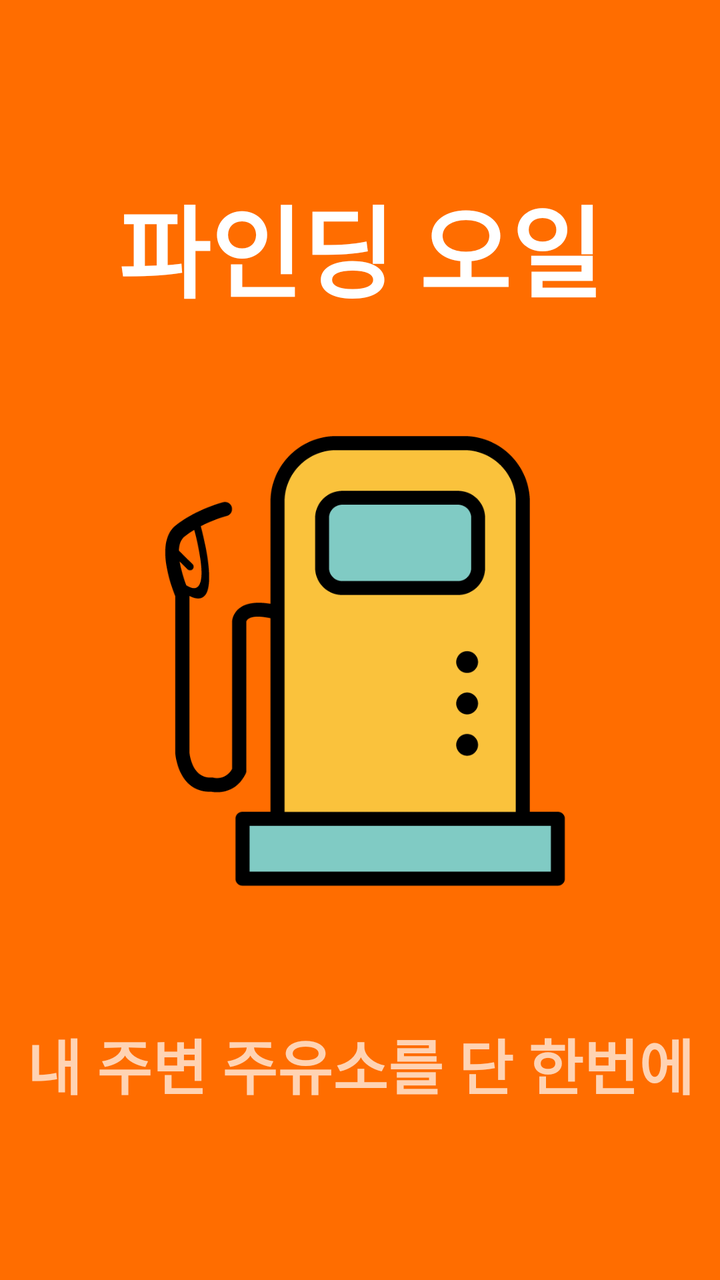
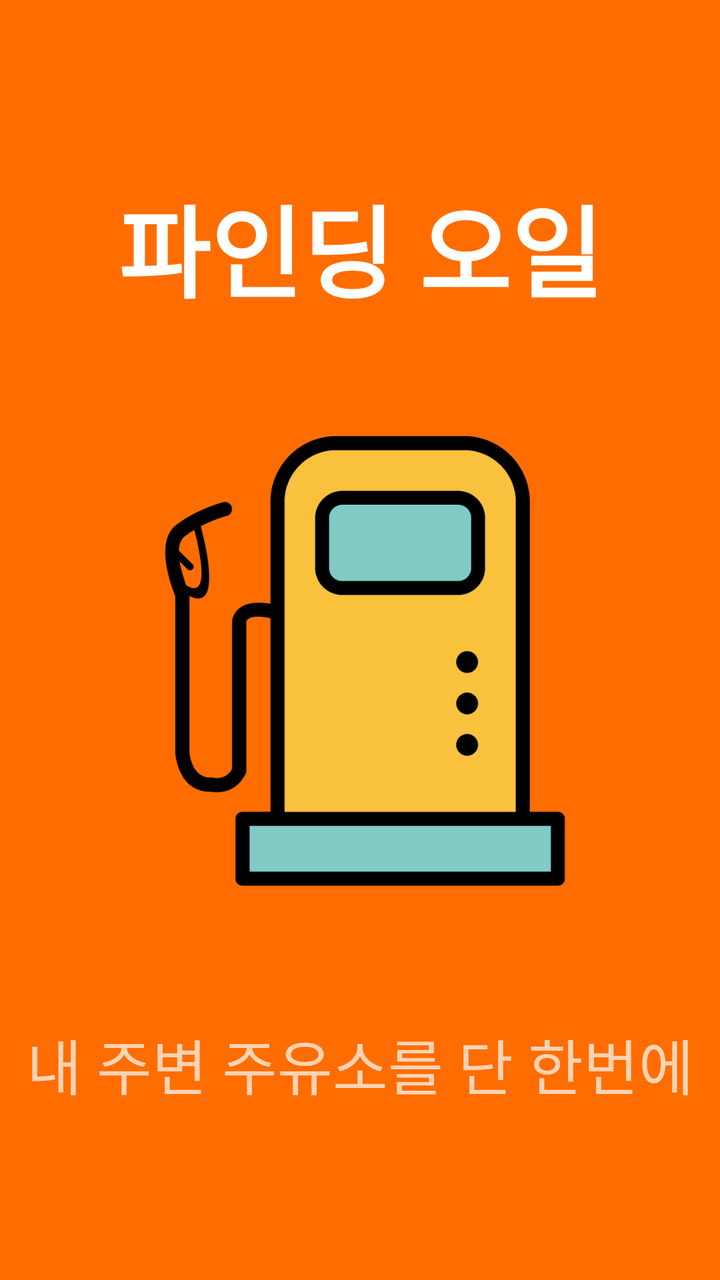

The first picture is an Android layout as it rendered before a commit; the second is the same layout after the commit. The layout source and the unified diff follow.
<!-- AndroidManifest.xml: application theme Theme.AppCompat.NoActionBar -->
<!-- res/layout/splash.xml -->
<?xml version="1.0" encoding="utf-8"?>
<androidx.constraintlayout.widget.ConstraintLayout xmlns:android="http://schemas.android.com/apk/res/android"
    xmlns:app="http://schemas.android.com/apk/res-auto"
    android:layout_width="match_parent"
    android:layout_height="match_parent"
    android:background="@color/app_background"
    android:orientation="vertical">

    <TextView
        android:id="@+id/textView2"
        android:layout_width="wrap_content"
        android:layout_height="wrap_content"
        android:layout_above="@id/imageView"
        android:layout_marginBottom="20dp"
        android:text="@string/app_title"
        android:textColor="#ffff"
        android:textSize="50sp"
        android:textStyle="bold"
        app:layout_constraintBottom_toTopOf="@+id/imageView"
        app:layout_constraintEnd_toEndOf="parent"
        app:layout_constraintStart_toStartOf="parent" />

    <TextView
        android:id="@+id/textView"
        android:layout_width="match_parent"
        android:layout_height="wrap_content"
        android:layout_below="@id/imageView"
        android:layout_marginTop="30dp"
        android:gravity="center"
        android:text="@string/splash_explain"
        android:textSize="30sp"
        android:textStyle="bold"
        app:layout_constraintEnd_toEndOf="parent"
        app:layout_constraintStart_toStartOf="parent"
        app:layout_constraintTop_toBottomOf="@+id/imageView" />

    <ImageView
        android:id="@+id/imageView"
        android:layout_width="match_parent"
        android:layout_height="300dp"
        android:layout_marginTop="20dp"
        app:layout_constraintBottom_toBottomOf="parent"
        app:layout_constraintEnd_toEndOf="parent"
        app:layout_constraintStart_toStartOf="parent"
        app:layout_constraintTop_toTopOf="parent"
        app:srcCompat="@drawable/oil_2" />


</androidx.constraintlayout.widget.ConstraintLayout>
<!-- resources referenced by this layout -->
<resources>
  <color name="app_background">#FF6D00</color>
  <!-- drawable oil_2: png bitmap (drawable, 16014 bytes) -->
  <string name="app_title">파인딩 오일</string>
  <string name="splash_explain">내 주변 주유소를 단 한번에</string>
</resources>

<!-- the commit's change to res/layout/splash.xml (unified diff, before → after) -->
@@ -3,47 +3,46 @@
     xmlns:app="http://schemas.android.com/apk/res-auto"
     android:layout_width="match_parent"
     android:layout_height="match_parent"
-    android:background="@color/app_background"
-    android:orientation="vertical">
+    android:background="@color/app_background">
 
     <TextView
-        android:id="@+id/textView2"
+        android:id="@+id/splash_title"
         android:layout_width="wrap_content"
         android:layout_height="wrap_content"
-        android:layout_above="@id/imageView"
+        android:layout_above="@id/splash_img"
         android:layout_marginBottom="20dp"
         android:text="@string/app_title"
-        android:textColor="#ffff"
+        android:textColor="@color/white"
         android:textSize="50sp"
         android:textStyle="bold"
-        app:layout_constraintBottom_toTopOf="@+id/imageView"
+        app:layout_constraintBottom_toTopOf="@+id/splash_img"
         app:layout_constraintEnd_toEndOf="parent"
         app:layout_constraintStart_toStartOf="parent" />
 
-    <TextView
-        android:id="@+id/textView"
-        android:layout_width="match_parent"
-        android:layout_height="wrap_content"
-        android:layout_below="@id/imageView"
-        android:layout_marginTop="30dp"
-        android:gravity="center"
-        android:text="@string/splash_explain"
-        android:textSize="30sp"
-        android:textStyle="bold"
-        app:layout_constraintEnd_toEndOf="parent"
-        app:layout_constraintStart_toStartOf="parent"
-        app:layout_constraintTop_toBottomOf="@+id/imageView" />
-
     <ImageView
-        android:id="@+id/imageView"
+        android:id="@+id/splash_img"
         android:layout_width="match_parent"
         android:layout_height="300dp"
         android:layout_marginTop="20dp"
+        android:importantForAccessibility="no"
         app:layout_constraintBottom_toBottomOf="parent"
         app:layout_constraintEnd_toEndOf="parent"
         app:layout_constraintStart_toStartOf="parent"
         app:layout_constraintTop_toTopOf="parent"
         app:srcCompat="@drawable/oil_2" />
 
+    <TextView
+        android:id="@+id/splash_detail"
+        android:layout_width="match_parent"
+        android:layout_height="wrap_content"
+        android:layout_below="@id/splash_img"
+        android:layout_marginTop="30dp"
+        android:gravity="center"
+        android:text="@string/splash_explain"
+        android:textSize="30sp"
+        app:layout_constraintEnd_toEndOf="parent"
+        app:layout_constraintStart_toStartOf="parent"
+        app:layout_constraintTop_toBottomOf="@+id/splash_img" />
+
 
 </androidx.constraintlayout.widget.ConstraintLayout>
<!-- resource entries referenced after the edit -->
@@ -1,6 +1,7 @@
 <!-- resources referenced by this layout -->
 <resources>
   <color name="app_background">#FF6D00</color>
+  <color name="white">#FFFFFFFF</color>
   <!-- drawable oil_2: png bitmap (drawable, 16014 bytes) -->
   <string name="app_title">파인딩 오일</string>
   <string name="splash_explain">내 주변 주유소를 단 한번에</string>
